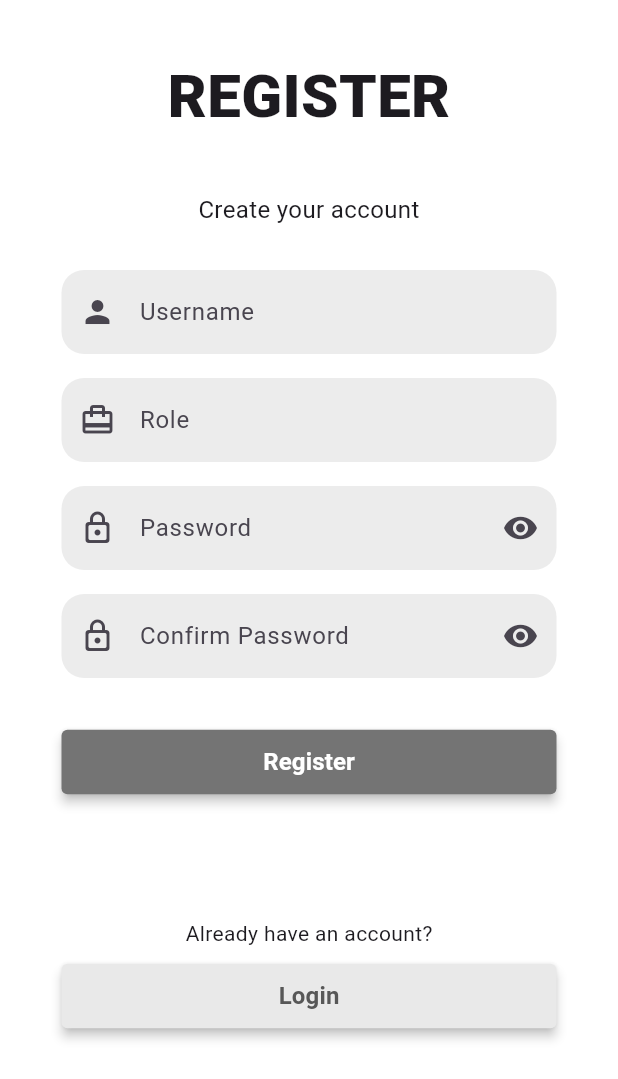
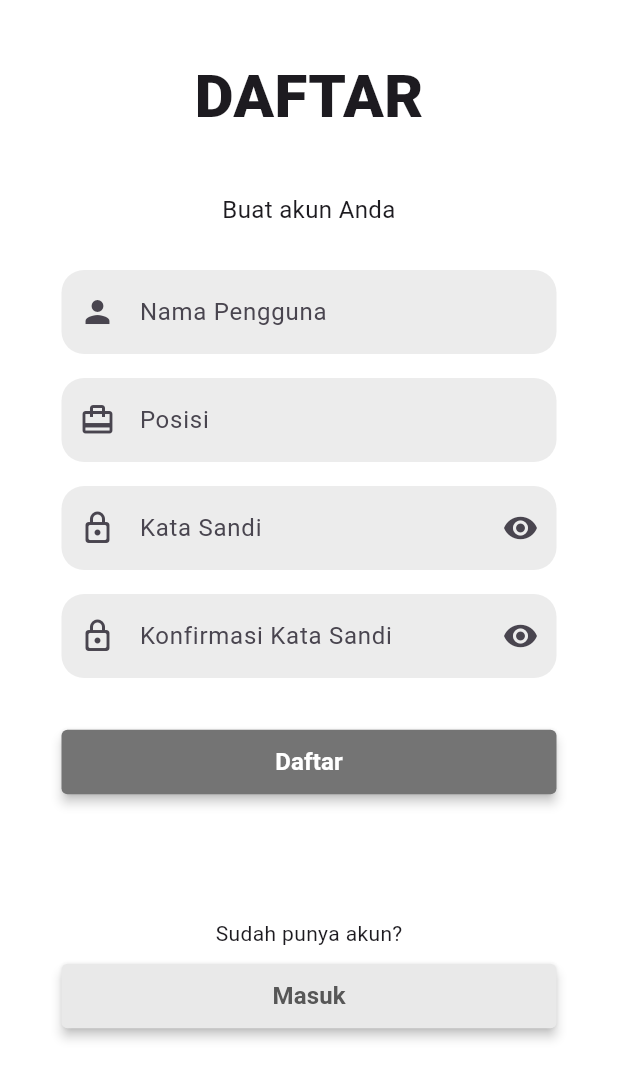
Before and after one commit to raihan2030/hydroponic-mobile-app, a Flutter app: the RegisterScreen screen opened by its route, on a phone screen of 412 x 824 dp. Shown: the top 1079 px of the screen. Run offline on Flutter 3.47's test engine with Material 3 defaults, Android fonts, the phone set to English and light mode, and no system bars.

Commit message:
ubah ke bahasa indonesia

```diff
--- a/lib/screens/login_screen.dart
+++ b/lib/screens/login_screen.dart
@@ -36,17 +36,17 @@ class _LoginScreenState extends State<LoginScreen> {
                   mainAxisAlignment: MainAxisAlignment.center,
                   children: [
                     // Header
-                    LogRegHeader(title: "LOGIN", subtitle: "Welcome"),
+                    LogRegHeader(title: "MASUK", subtitle: "Selamat Datang"),
                     _gap(),
 
                     // Username Field
                     StyledTextFormField(
-                      labelText: 'Username',
-                      hintText: 'Enter your username',
+                      labelText: 'Nama Pengguna',
+                      hintText: 'Masukkan nama pengguna Anda',
                       prefixIcon: Icons.person,
                       validator: (value) {
                         if (value == null || value.isEmpty) {
-                          return 'Please enter some text';
+                          return 'Silakan masukkan nama pengguna Anda';
                         }
                         return null;
                       },
@@ -55,16 +55,16 @@ class _LoginScreenState extends State<LoginScreen> {
 
                     // Password Field
                     StyledTextFormField(
-                      labelText: 'Password',
-                      hintText: 'Enter your password',
+                      labelText: 'Kata Sandi',
+                      hintText: 'Masukkan kata sandi Anda',
                       prefixIcon: Icons.lock_outline_rounded,
                       obscureText: !_isPasswordVisible,
                       validator: (value) {
                         if (value == null || value.isEmpty) {
-                          return 'Please enter some text';
+                          return 'Silakan masukkan kata sandi Anda';
                         }
                         if (value.length < 6) {
-                          return 'Password must be at least 6 characters';
+                          return 'Kata sandi harus terdiri dari minimal 6 karakter';
                         }
                         return null;
                       },
@@ -87,7 +87,7 @@ class _LoginScreenState extends State<LoginScreen> {
 
                     // Login Button
                     StyledElevatedButton(
-                      text: 'Login',
+                      text: 'Masuk',
                       onPressed: () {
                         if (_formKey.currentState?.validate() ?? false) {
                           /// do something
@@ -100,8 +100,8 @@ class _LoginScreenState extends State<LoginScreen> {
 
                     // Footer
                     LogRegFooter(
-                      label: "Don't have an account?",
-                      buttonText: "Register",
+                      label: "Belum punya akun?",
+                      buttonText: "Daftar",
                       onPressed: () {
                         Navigator.pushNamed(context, '/register');
                       },
@@ -128,7 +128,7 @@ class _LoginScreenState extends State<LoginScreen> {
             /// do something
           },
           child: const Text(
-            'Forgot Password?',
+            'Lupa Kata Sandi?',
             style: TextStyle(
               fontSize: 14,
               fontWeight: FontWeight.w400,
--- a/lib/screens/register_screen.dart
+++ b/lib/screens/register_screen.dart
@@ -35,17 +35,17 @@ class _RegisterScreenState extends State<RegisterScreen> {
                   mainAxisAlignment: MainAxisAlignment.center,
                   children: [
                     // Header
-                    LogRegHeader(title: "REGISTER", subtitle: "Create your account"),
+                    LogRegHeader(title: "DAFTAR", subtitle: "Buat akun Anda"),
                     _gap(),
 
                     // Username Field
                     StyledTextFormField(
-                      labelText: 'Username',
-                      hintText: 'Enter your username',
+                      labelText: 'Nama Pengguna',
+                      hintText: 'Masukkan nama pengguna Anda',
                       prefixIcon: Icons.person,
                       validator: (value) {
                         if (value == null || value.isEmpty) {
-                          return 'Please enter some text';
+                          return 'Silakan masukkan nama pengguna Anda';
                         }
                         return null;
                       },
@@ -54,12 +54,12 @@ class _RegisterScreenState extends State<RegisterScreen> {
 
                     // Role Field
                     StyledTextFormField(
-                      labelText: 'Role',
-                      hintText: 'Enter your role',
+                      labelText: 'Posisi',
+                      hintText: 'Masukkan posisi Anda',
                       prefixIcon: Icons.card_travel,
                       validator: (value) {
                         if (value == null || value.isEmpty) {
-                          return 'Please enter some text';
+                          return 'Silakan masukkan posisi Anda';
                         }
                         return null;
                       },
@@ -68,13 +68,13 @@ class _RegisterScreenState extends State<RegisterScreen> {
 
                     // Password Field
                     StyledTextFormField(
-                      labelText: 'Password',
-                      hintText: 'Enter your password',
+                      labelText: 'Kata Sandi',
+                      hintText: 'Masukkan kata sandi Anda',
                       prefixIcon: Icons.lock_outline_rounded,
                       obscureText: !_isPasswordVisible,
                       validator: (value) {
                         if (value == null || value.isEmpty) {
-                          return 'Please enter your password';
+                          return 'Silakan masukkan kata sandi Anda';
                         }
                         return null;
                       },
@@ -95,13 +95,13 @@ class _RegisterScreenState extends State<RegisterScreen> {
 
                     // Confirm Password Field
                     StyledTextFormField(
-                      labelText: 'Confirm Password',
-                      hintText: 'Re-enter your password',
+                      labelText: 'Konfirmasi Kata Sandi',
+                      hintText: 'Masukkan kembali kata sandi Anda',
                       prefixIcon: Icons.lock_outline_rounded,
                       obscureText: !_isConfirmPasswordVisible,
                       validator: (value) {
                         if (value == null || value.isEmpty) {
-                          return 'Please confirm your password';
+                          return 'Silakan konfirmasi kata sandi Anda';
                         }
                         return null;
                       },
@@ -128,15 +128,15 @@ class _RegisterScreenState extends State<RegisterScreen> {
                           /// do something
                         }
                       },
-                      text: 'Register',
+                      text: 'Daftar',
                       foregroundColor: Colors.white,
                       backgroundColor: const Color.fromARGB(255, 116, 116, 116),
                     ),
                     SizedBox(height: 80),
 
                     LogRegFooter(
-                      label: "Already have an account?",
-                      buttonText: "Login",
+                      label: "Sudah punya akun?",
+                      buttonText: "Masuk",
                       onPressed: () {
                         Navigator.pushNamed(context, '/login');
                       },
```
